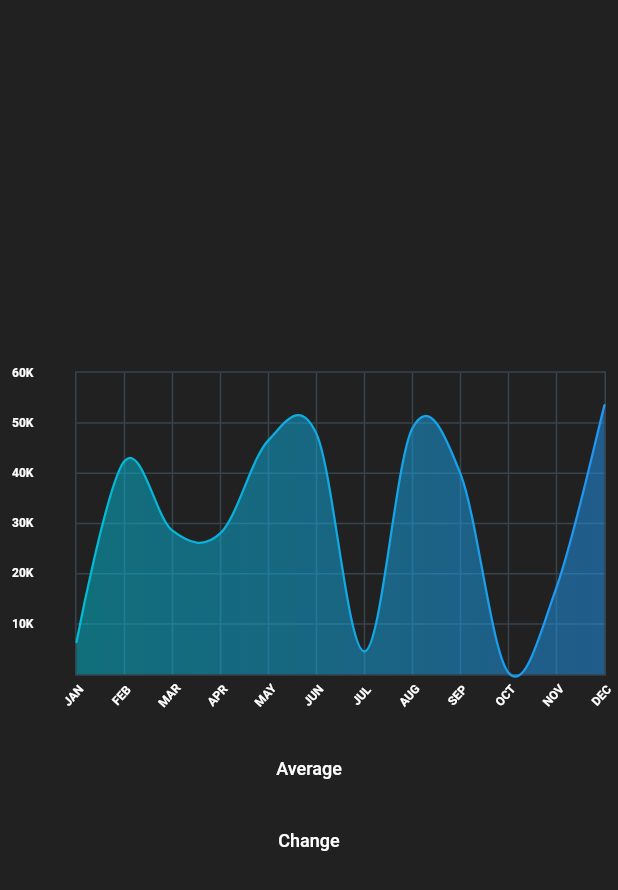
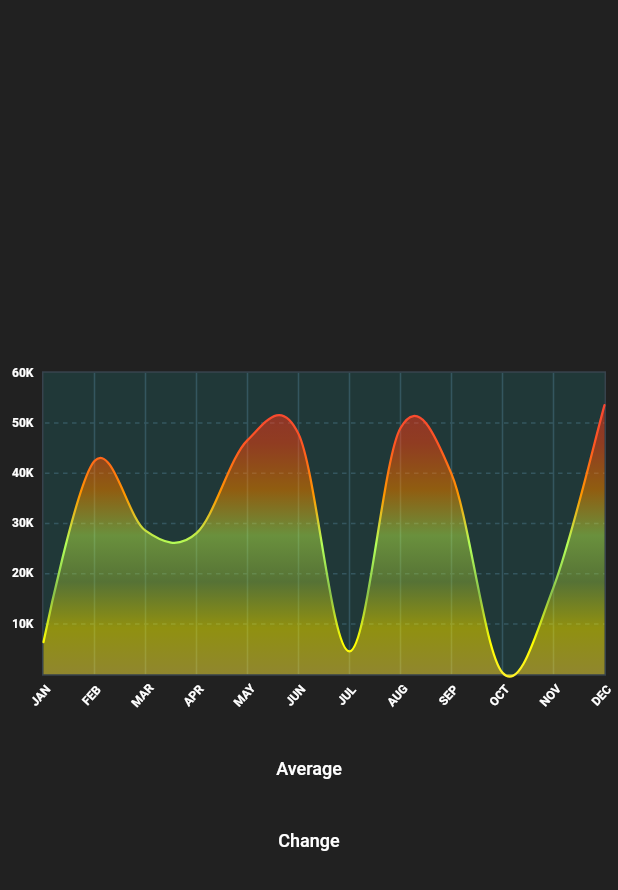
Before and after one commit to nirmal-mazhuvanpilly/flutter-custom-widgets, a Flutter app: the ChartScreen screen opened directly, on a phone screen of 412 x 824 dp. Shown: the top 890 px of the screen. Run offline on Flutter 3.47's test engine with Material 2 defaults, Android fonts, the phone set to English and light mode, and no system bars; drawn by our look-alikes of fl_chart; our stand-ins replace cached_network_image, flutter_linkify, lottie, syncfusion_flutter_gauges.

Commit message:
Change chart values

```diff
--- a/lib/chart/chart_screen.dart
+++ b/lib/chart/chart_screen.dart
@@ -12,8 +12,13 @@ class ChartScreen extends StatefulWidget {
 
 class _ChartScreenState extends State<ChartScreen> {
   List<Color> gradientColors = [
-    Colors.cyan,
-    Colors.blue,
+    Colors.red,
+    Colors.deepOrange,
+    Colors.orange,
+    Colors.lightGreenAccent,
+    Colors.lightGreen,
+    Colors.yellowAccent,
+    Colors.yellow,
   ];
 
   bool showAvg = false;
@@ -193,13 +198,10 @@ class _ChartScreenState extends State<ChartScreen> {
           return FlLine(
               color: const Color(0xff37434d),
               strokeWidth: 1,
-          );
+              dashArray: [0, 1, 2]);
         },
         getDrawingVerticalLine: (value) {
-          return FlLine(
-            color: const Color(0xff37434d),
-            strokeWidth: 1,
-          );
+          return FlLine(color: const Color(0xff37434d), strokeWidth: 1);
         },
       ),
       titlesData: FlTitlesData(
@@ -223,7 +225,7 @@ class _ChartScreenState extends State<ChartScreen> {
             showTitles: true,
             interval: 1,
             getTitlesWidget: leftTitleWidgets,
-            reservedSize: 42,
+            reservedSize: 20,
           ),
         ),
       ),
@@ -241,6 +243,8 @@ class _ChartScreenState extends State<ChartScreen> {
             isCurved: true,
             gradient: LinearGradient(
               colors: gradientColors,
+              begin: Alignment.topCenter,
+              end: Alignment.bottomCenter,
             ),
             barWidth: 1.5,
             isStrokeCapRound: true,
@@ -249,13 +253,20 @@ class _ChartScreenState extends State<ChartScreen> {
             ),
             belowBarData: BarAreaData(
               show: true,
+              cutOffY: 0,
+              applyCutOffY: true,
               gradient: LinearGradient(
                 colors: gradientColors
                     .map((color) => color.withOpacity(0.5))
                     .toList(),
+                begin: Alignment.topCenter,
+                end: Alignment.bottomCenter,
               ),
             ),
-        ),
+            aboveBarData: BarAreaData(
+              show: true,
+              color: Colors.cyanAccent.withOpacity(.10),
+            )),
       ],
     );
   }
```
Lines whose indentation alone changed are shown as unchanged.
